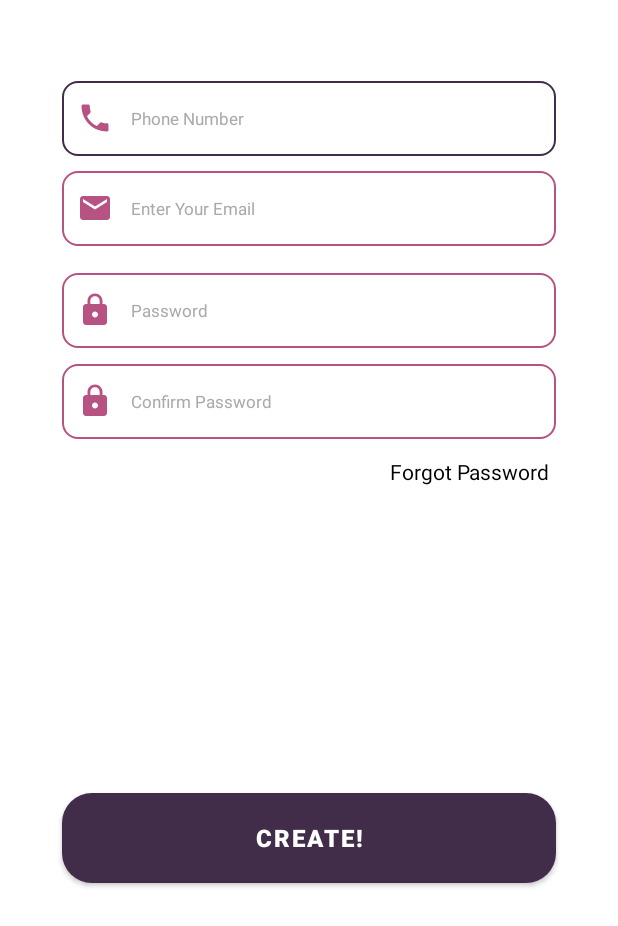
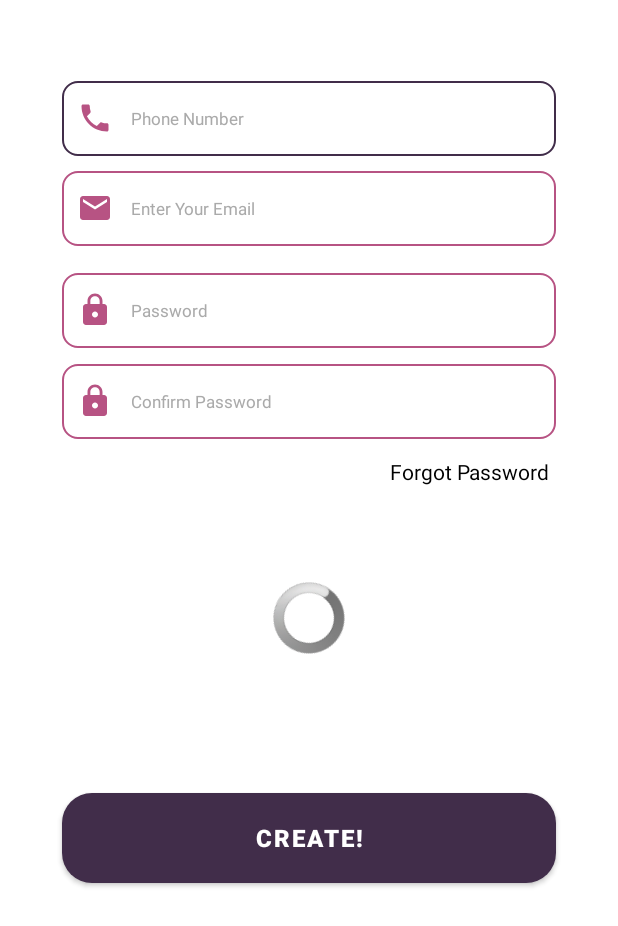
Before and after one commit to Ali-Azhar128/myChat, an Android app: the layout signup_fragment.xml on its own in the app's theme, with its tools: preview values and no code run, on a phone screen of 412 x 824 dp. Shown: the top 926 px of the screen. Run offline under Robolectric (Android 15) with nearby library versions, the phone set to English and light mode, and no system bars.

```diff
--- a/app/src/main/res/layout/signup_fragment.xml
+++ b/app/src/main/res/layout/signup_fragment.xml
@@ -137,5 +137,19 @@
         app:layout_constraintTop_toBottomOf="@+id/confirmpass"
         app:layout_constraintVertical_bias="0.0" />
 
+    <ProgressBar
+        android:id="@+id/progbar2"
+
+        style="@android:style/Widget.ProgressBar.Inverse"
+
+        android:layout_width="wrap_content"
+        android:layout_height="wrap_content"
+        app:layout_constraintBottom_toBottomOf="parent"
+        android:indeterminate="true"
+        app:layout_constraintEnd_toEndOf="parent"
+        app:layout_constraintStart_toStartOf="parent"
+        app:layout_constraintTop_toTopOf="parent"
+        />
+
 
 </androidx.constraintlayout.widget.ConstraintLayout>
```
Also changed, not shown: app/src/main/java/com/example/mychat/fragments/SignupTabFragment.java (+12 -0 lines), app/src/main/java/com/example/mychat/fragments/loginTabFragment.java (+14 -0 lines), app/src/main/res/layout/login_fragment.xml (+15 -0 lines).
